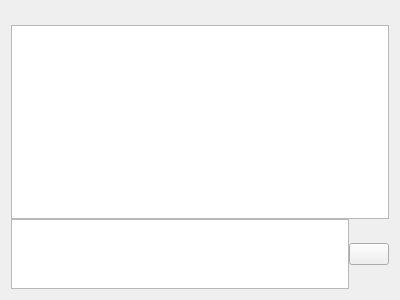
Ralith/nachat, file src/roomview.ui: the form before one commit.
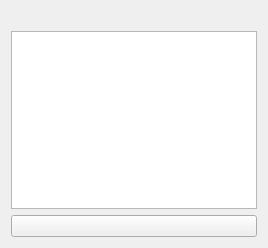
The form after the commit. Icons and pictures are not drawn.

Commit message: Encapsulate wrapping text edit

Patch:
```diff
--- a/src/roomview.ui
+++ b/src/roomview.ui
@@ -6,16 +6,19 @@
    <rect>
     <x>0</x>
     <y>0</y>
-    <width>400</width>
-    <height>300</height>
+    <width>268</width>
+    <height>248</height>
    </rect>
   </property>
-  <layout class="QVBoxLayout" name="verticalLayout" stretch="0,1,0">
-   <property name="spacing">
-    <number>0</number>
-   </property>
+  <layout class="QVBoxLayout" name="verticalLayout">
    <item>
     <widget class="QLabel" name="topic">
+     <property name="sizePolicy">
+      <sizepolicy hsizetype="Preferred" vsizetype="Maximum">
+       <horstretch>0</horstretch>
+       <verstretch>0</verstretch>
+      </sizepolicy>
+     </property>
      <property name="textFormat">
       <enum>Qt::PlainText</enum>
      </property>
@@ -32,7 +35,7 @@
      <property name="sizePolicy">
       <sizepolicy hsizetype="Expanding" vsizetype="Expanding">
        <horstretch>0</horstretch>
-       <verstretch>0</verstretch>
+       <verstretch>1</verstretch>
       </sizepolicy>
      </property>
      <property name="orientation">
@@ -49,23 +52,7 @@
     </widget>
    </item>
    <item>
-    <layout class="QHBoxLayout" name="horizontalLayout" stretch="0,0">
-     <item>
-      <widget class="QTextEdit" name="entry">
-       <property name="sizePolicy">
-        <sizepolicy hsizetype="Expanding" vsizetype="Preferred">
-         <horstretch>0</horstretch>
-         <verstretch>0</verstretch>
-        </sizepolicy>
-       </property>
-       <property name="horizontalScrollBarPolicy">
-        <enum>Qt::ScrollBarAlwaysOff</enum>
-       </property>
-       <property name="acceptRichText">
-        <bool>false</bool>
-       </property>
-      </widget>
-     </item>
+    <layout class="QHBoxLayout" name="entry_pane">
      <item>
       <widget class="QPushButton" name="upload_button">
        <property name="toolTip">
```
Left out of the diff: 3 changed lines with no effect on the pictures. The commit also changes 4 other files.
